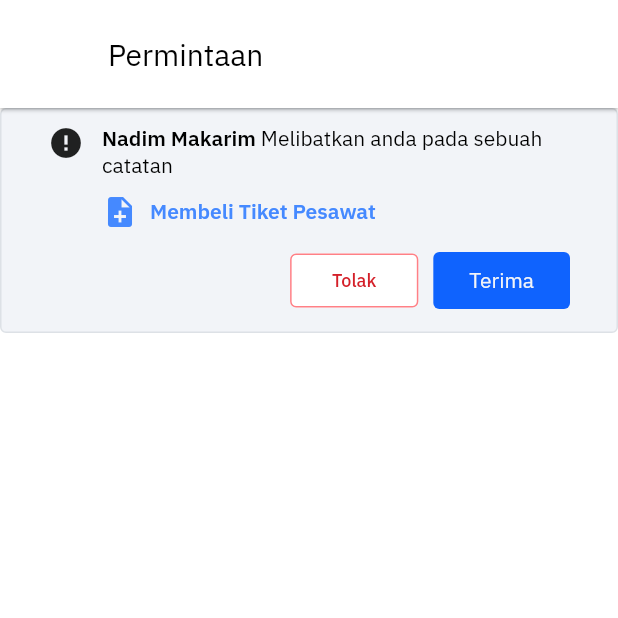
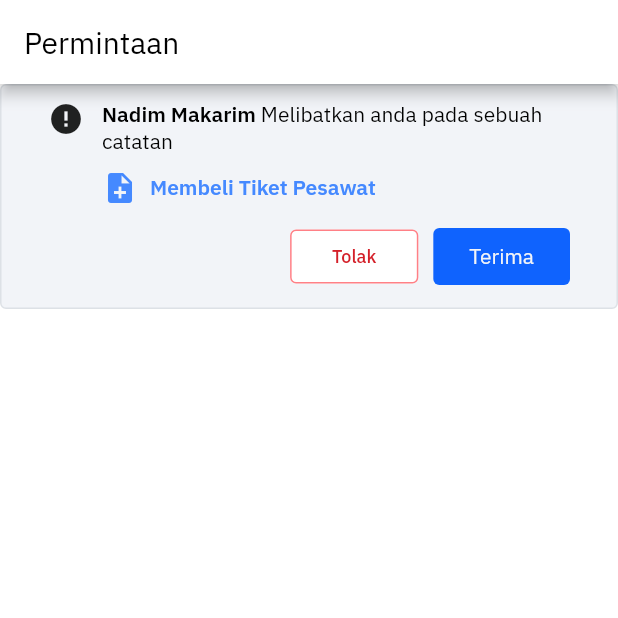
Before and after one commit to aazzizzz1/Bantu.in, a Flutter app: the InvitationScreen screen opened directly, on a phone screen of 412 x 824 dp, the top half of it. Run offline on Flutter 3.47's test engine with Material 2 defaults, Android fonts, the light colour scheme and no system bars; drawn by our look-alikes of cached_network_image; our stand-ins replace animated_text_kit, email_validator, file_picker, flutter_svg, google_fonts, timeline_tile; missing offline and left inert: flutter_ringtone_player, syncfusion_flutter_pdfviewer; network calls fail.

Commit message:
Bug app bar invitation screen

```diff
--- a/lib/screens/invitation/invitation_screen.dart
+++ b/lib/screens/invitation/invitation_screen.dart
@@ -17,13 +17,12 @@ class _InvitationScreenState extends State<InvitationScreen> {
     return Scaffold(
       backgroundColor: Colors.white,
       appBar: AppBar(
-        toolbarHeight: 72,
+        automaticallyImplyLeading: false,
         title: Text(
           'Permintaan',
           style: AppFont.regular20,
         ),
         backgroundColor: Colors.white,
-        elevation: 1,
       ),
       body: CardInvitation(),
     );
```
